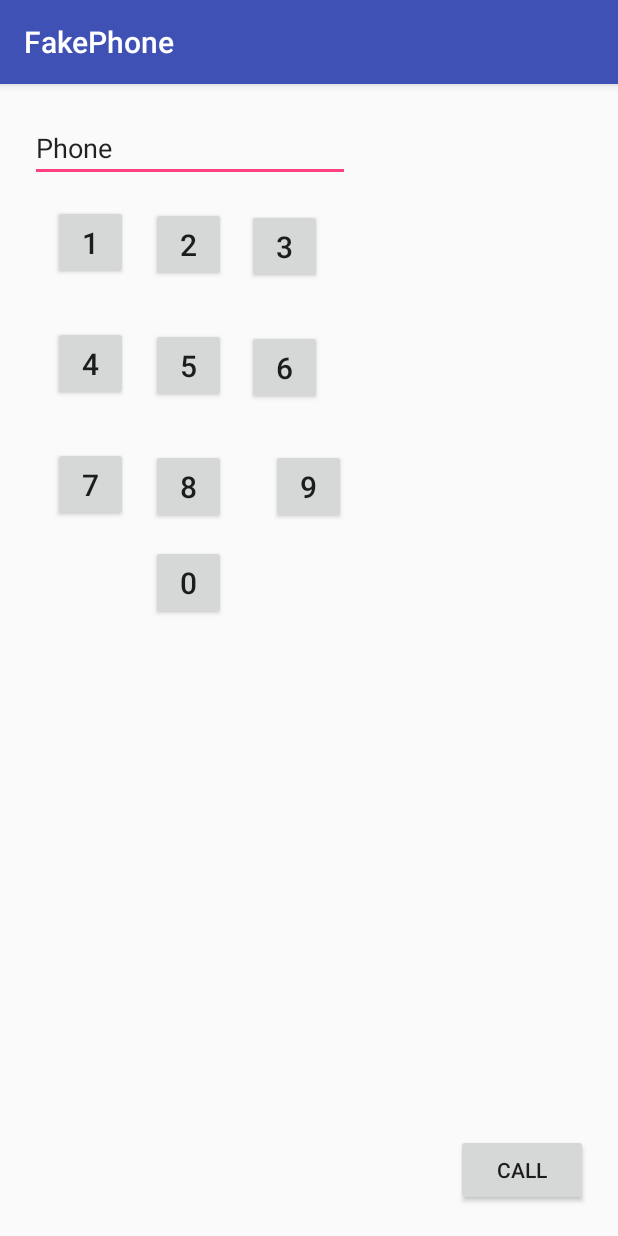
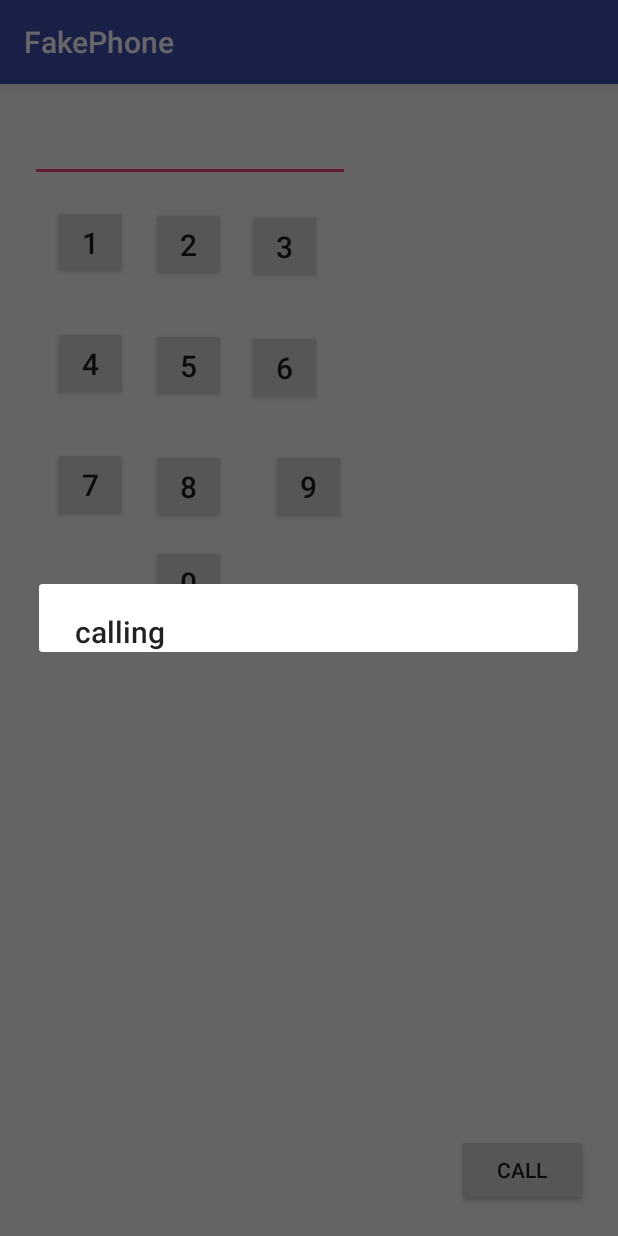
Before and after one commit to Mmarta19/4-FakePhone, an Android app: the screen it shows after launch (FakePhoneActivity), after a tap on "CALL", on a phone screen of 412 x 824 dp. Run offline under Robolectric (Android 15) with nearby library versions, the phone set to English and light mode, and no system bars; 1 statement that could not run was skipped.

Commit message:
Hem creat un builder pel boto CALL, i es pot traduir

```diff
--- a/app/src/main/java/edu/upc/eseiaat/pma/fakephone/FakePhoneActivity.java
+++ b/app/src/main/java/edu/upc/eseiaat/pma/fakephone/FakePhoneActivity.java
@@ -1,5 +1,7 @@
 package edu.upc.eseiaat.pma.fakephone;
 
+import android.content.DialogInterface;
+import android.support.v7.app.AlertDialog;
 import android.support.v7.app.AppCompatActivity;
 import android.os.Bundle;
 import android.util.Log;
@@ -7,12 +9,26 @@ import android.view.View;
 import android.widget.Button;
 import android.widget.EditText;
 
+import static android.R.id.message;
+
 public class FakePhoneActivity extends AppCompatActivity {
 
-    EditText total_phone;
+    public static final String TOTAL_PHONE = "correct_answer";
+
+    @Override
+    protected void onSaveInstanceState(Bundle outState) { // CUIDADO HEM D'AGAFAR EL QUE NO TE DOS PARAMETRES
+        Log.i("lifecycle","onSaveInstanceState");
+
+        super.onSaveInstanceState(outState); // objecto con 'all' lo que quieres guardar
+        // Tot el que guardem a la motxilla amb el Put
+        outState.putString(TOTAL_PHONE, "total_phone");
+    }
+
+
+    EditText total_phone, final_num;
 
     private int numbers [] = {
-        R.id.btn0, R.id.btn1
+        R.id.btn0, R.id.btn1, R.id.btn2, R.id.btn3, R.id.btn4, R.id.btn5, R.id.btn6, R.id.btn7, R.id.btn8, R.id.btn9,
     };
 
     @Override
@@ -22,24 +38,60 @@ public class FakePhoneActivity extends AppCompatActivity {
 
         total_phone = (EditText) findViewById(R.id.label_phone);
 
+
     }
 
 
 
     public void click (View v){
+
         Button boto = (Button) v; // convertim el widget (v)que es un view qualsevol a en un botó
+        final_num = (EditText) findViewById(R.id.label_phone);
+
         String s = boto.getText().toString();
-
-        total_phone.setText(s);
-
-
-
-
-
+        final_num.setText(total_phone.getText().toString()+s);
 
 
     }
 
 
 
+    public void call ( View v){
+        // TODO poder tornar a la pantalla dels numeros sense borrar-los
+
+       /* String message =
+
+                String.format("Trucant: %d\n",
+                        final_num);*/
+        // Cuadro de dialogo
+
+        AlertDialog.Builder builder = new AlertDialog.Builder(this); // objeto builder
+        builder.setTitle(R.string.calling); // Título del mensaje
+        String c=getResources().getString(R.string.number);
+
+      builder.setMessage(c+(final_num.getText())); // el contenido
+        builder.setCancelable(true); // no se puede ir para atras
+       /*builder.setPositiveButton(R.string.close, new DialogInterface.OnClickListener() { // Esta okei, acabar
+            @Override
+           public void onClick(DialogInterface dialogInterface, int i) {
+                onSaveInstanceState(); //
+                // QuizActivity.this.finish() seria lo mismo
+            }
+        });*/
+
+
+       /* builder.setNegativeButton(R.string.start_over, new DialogInterface.OnClickListener() { // no, quiero volver a hacer el quiz
+            @Override
+            public void onClick(DialogInterface dialogInterface, int i) {
+                startOver();
+                // borrar respuestas y volver al principio
+            }
+        }) ;*/
+        builder.create().show(); // crearlo
+
+    }
+
+
+
+
 }
--- a/app/src/main/res/layout/activity_fake_phone.xml
+++ b/app/src/main/res/layout/activity_fake_phone.xml
@@ -25,8 +25,7 @@
         android:layout_alignParentStart="true"
         android:layout_alignParentTop="true"
         android:ems="10"
-        android:inputType="phone"
-        android:text="Phone" />
+        android:inputType="phone" />
 
     <Button
         android:id="@+id/btn1"
--- a/app/src/main/res/values/strings.xml
+++ b/app/src/main/res/values/strings.xml
@@ -1,6 +1,8 @@
 <resources>
     <string name="app_name">FakePhone</string>
-
+    <string name="calling">calling</string>
+    <string name="close">close</string>
+    <string name="number">Numero: </string>
 
 
 </resources>
```
Also changed, not shown: 2 other files.
